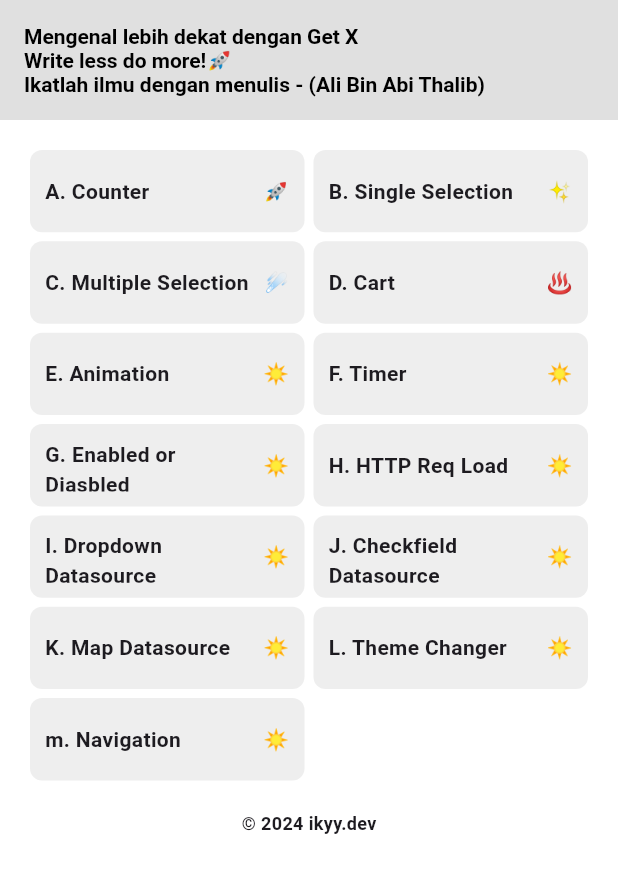
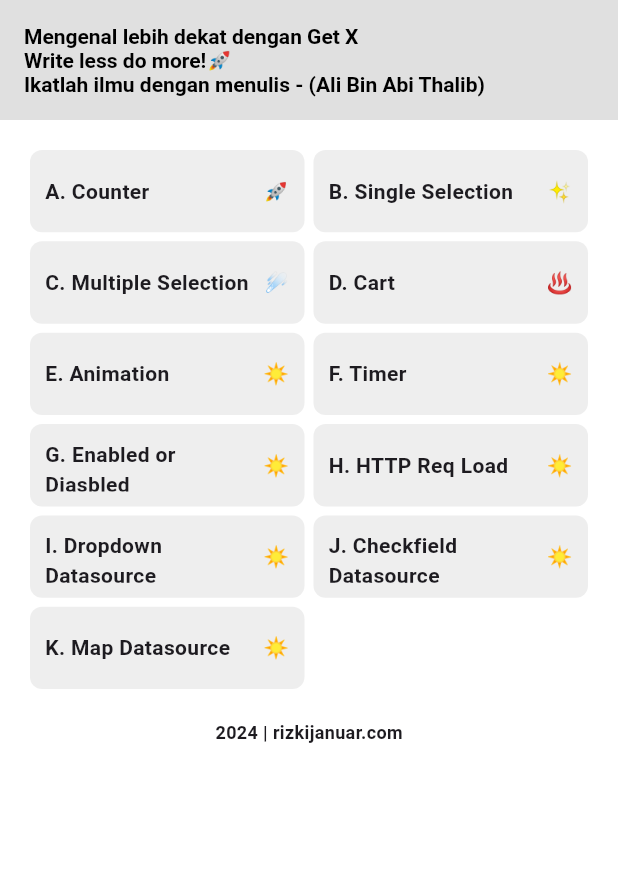
Before and after one commit to rizkijanuarr/basic_getx, a Flutter app: the screen it shows after launch, on a phone screen of 412 x 824 dp. Shown: the top 873 px of the screen. Run offline on Flutter 3.47's test engine with Material 3 defaults, Android fonts, the light colour scheme and no system bars; our stand-ins replace dio, flutter_highlight, flutter_map, get, latlong2; missing offline and left inert: flutter_code_editor, highlight.

Commit message:
✨ feat : .

```diff
--- a/lib/core.dart
+++ b/lib/core.dart
@@ -28,10 +28,6 @@ export 'package:basic_getx/module/j_checkfield_remote_datasource/controller/j_ch
 export 'package:basic_getx/module/j_checkfield_remote_datasource/view/j_checkfield_remote_datasource_view.dart';
 export 'package:basic_getx/module/k_map_remote_datasource/controller/k_map_remote_datasource_controller.dart';
 export 'package:basic_getx/module/k_map_remote_datasource/view/k_map_remote_datasource_view.dart';
-export 'package:basic_getx/module/l_theme_changer/controller/l_theme_changer_controller.dart';
-export 'package:basic_getx/module/l_theme_changer/view/l_theme_changer_view.dart';
-export 'package:basic_getx/module/m_navigation/controller/m_navigation_controller.dart';
-export 'package:basic_getx/module/m_navigation/view/m_navigation_view.dart';
 export 'package:basic_getx/shared/util/validator/validator.dart';
 export 'package:basic_getx/shared/widget/form/check_field/check_field.dart';
 export 'package:basic_getx/shared/widget/form/dropdown/dropdown.dart';
--- a/lib/module/dashboard/view/dashboard_view.dart
+++ b/lib/module/dashboard/view/dashboard_view.dart
@@ -49,7 +49,7 @@ class DashboardView extends StatelessWidget {
                     Align(
                       alignment: Alignment.bottomCenter,
                       child: Text(
-                        "© 2024 ikyy.dev",
+                        "2024 | rizkijanuar.com",
                         style: TextStyle(
                           fontSize: 12.0,
                           fontWeight: FontWeight.bold,
--- a/lib/module/dashboard/widget/dashboard_menu.dart
+++ b/lib/module/dashboard/widget/dashboard_menu.dart
@@ -45,12 +45,6 @@ class DashboardMenu extends StatelessWidget {
         "page": const KMapRemoteDatasourceView(),
         "icon": "☀️"
       },
-      {
-        "label": "L. Theme Changer",
-        "page": const LThemeChangerView(),
-        "icon": "☀️"
-      },
-      {"label": "m. Navigation", "page": const MNavigationView(), "icon": "☀️"},
     ];
     return GridView.builder(
       padding: EdgeInsets.zero,
```
Also changed, not shown: lib/module/l_theme_changer/controller/l_theme_changer_controller.dart (deleted, +0 -21 lines), lib/module/l_theme_changer/view/l_theme_changer_view.dart (deleted, +0 -32 lines), lib/module/m_navigation/controller/m_navigation_controller.dart (deleted, +0 -21 lines), lib/module/m_navigation/view/m_navigation_view.dart (deleted, +0 -32 lines), 2 other files.
